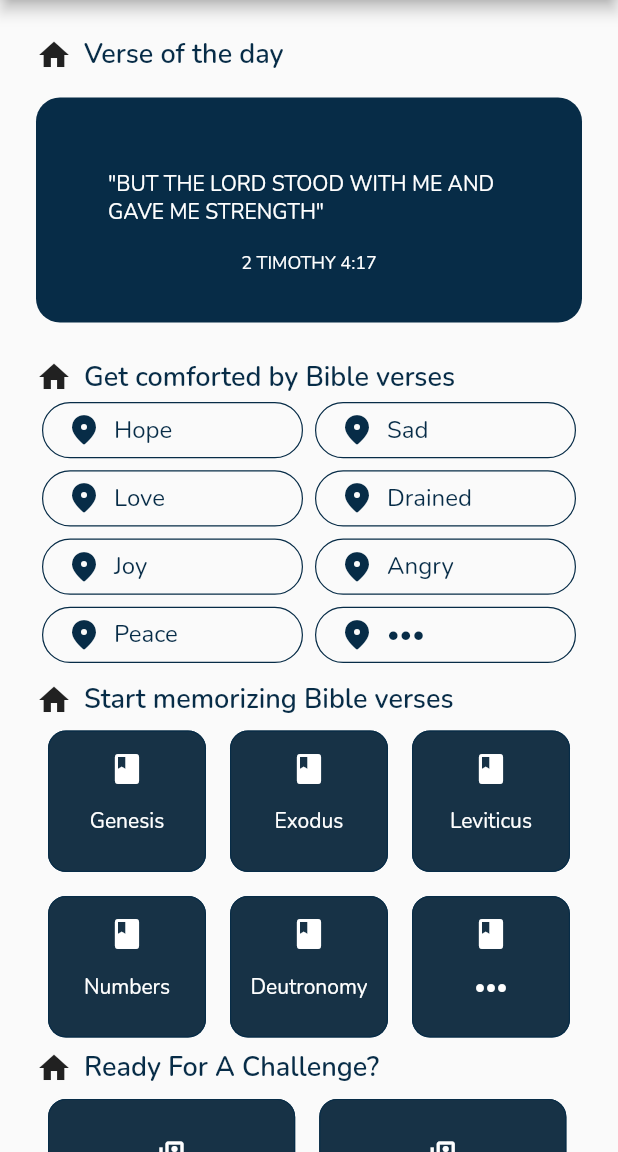
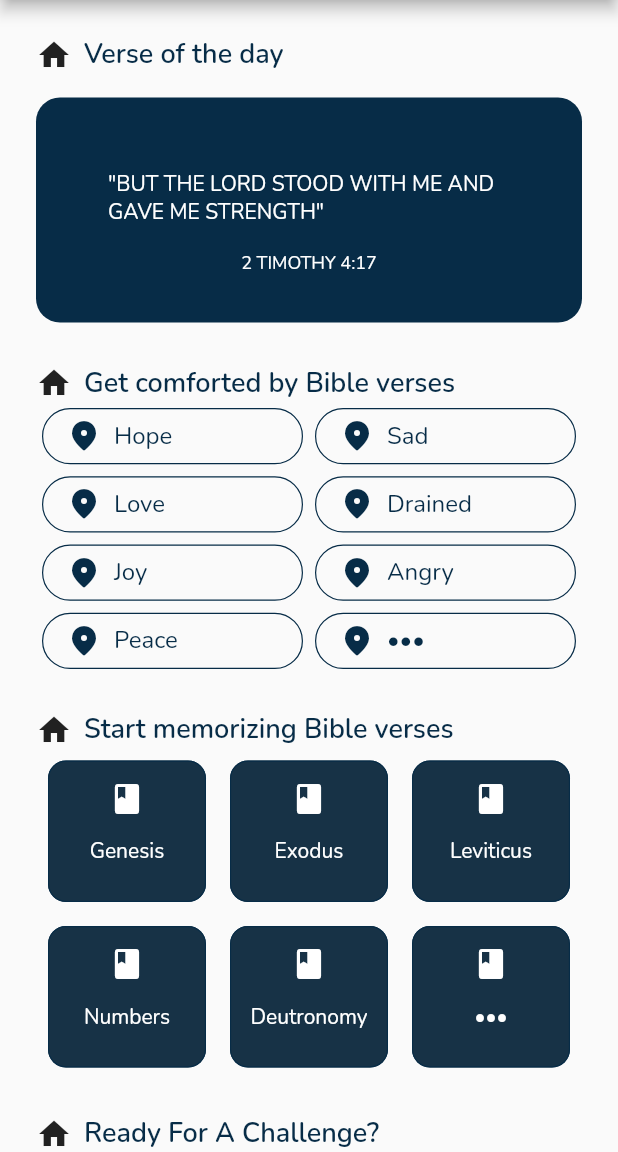
Before and after one commit to MemoryLamp/memorylamp-mobile, a Flutter app: the HomeScreen screen opened by its route, on a phone screen of 412 x 824 dp, the part 84-1236 px from its top. Run offline on Flutter 3.47's test engine with Material 2 defaults, Android fonts, the light colour scheme and no system bars; Roboto replaces fonts that are missing (poppins).

Commit message:
add more whitespaces

```diff
--- a/lib/screens/home.dart
+++ b/lib/screens/home.dart
@@ -87,7 +87,7 @@ class HomeScreen extends StatelessWidget {
     ];
 
     return Padding(
-      padding: const EdgeInsets.symmetric(vertical: 8.0),
+      padding: const EdgeInsets.symmetric(vertical: 12.0),
       child: Column(
         children: [
           LabeledIcon(
@@ -125,7 +125,7 @@ class HomeScreen extends StatelessWidget {
     );
   }
 
-  Column _books() {
+  Padding _books() {
     const List<String> _bookList = [
       "Genesis",
       "Exodus",
@@ -135,7 +135,9 @@ class HomeScreen extends StatelessWidget {
       "•••",
     ];
 
-    return Column(
+    return Padding(
+      padding: const EdgeInsets.symmetric(vertical: 12.0),
+      child: Column(
         children: [
           LabeledIcon(
             icon: Icon(Icons.home),
@@ -156,6 +158,7 @@ class HomeScreen extends StatelessWidget {
             ),
           )
         ],
+      ),
     );
   }
 
@@ -178,7 +181,7 @@ class HomeScreen extends StatelessWidget {
     );
   }
 
-  Column _games() {
+  Padding _games() {
     const List<Game> _gameList = [
       const Game(name: "Speak-To-Photo", icon: Icons.speaker_group_outlined),
       const Game(name: "Speak-To-Photo", icon: Icons.speaker_group_outlined),
@@ -189,7 +192,9 @@ class HomeScreen extends StatelessWidget {
           name: "Fill In The Blanks", icon: Icons.speaker_group_outlined),
     ];
 
-    return Column(
+    return Padding(
+      padding: const EdgeInsets.symmetric(vertical: 12.0),
+      child: Column(
         children: [
           LabeledIcon(
             icon: Icon(Icons.home),
@@ -211,6 +216,7 @@ class HomeScreen extends StatelessWidget {
             ),
           )
         ],
+      ),
     );
   }
 
```
Lines whose indentation alone changed are shown as unchanged.
